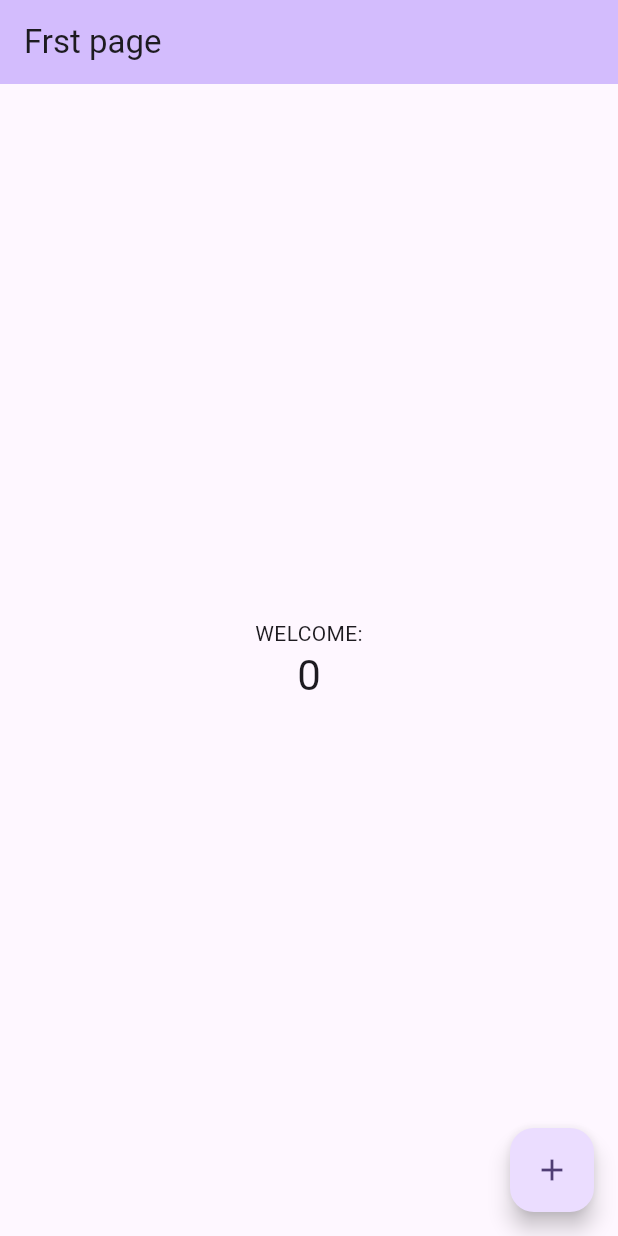
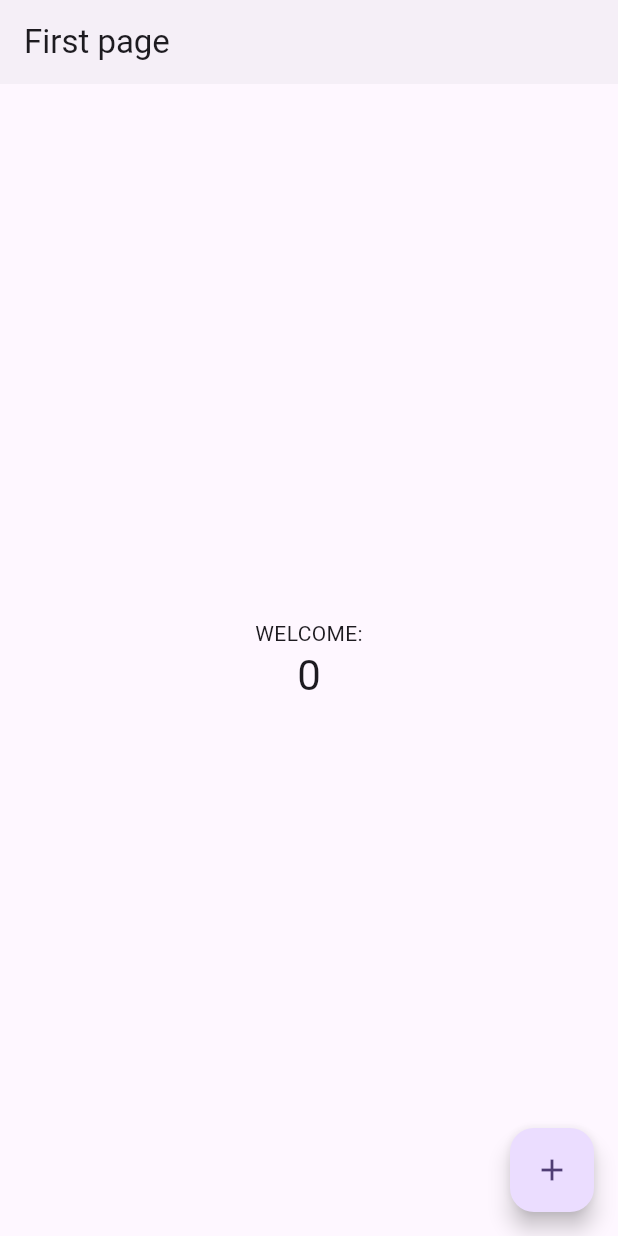
Before and after one commit to Tejasriram944/flutter-dev, a Flutter app: the screen it shows after launch, on a phone screen of 412 x 824 dp. Run offline on Flutter 3.47's test engine with Material 3 defaults, Android fonts, the light colour scheme and no system bars.

Commit message:
new changes

```diff
--- a/lib/main.dart
+++ b/lib/main.dart
@@ -31,7 +31,7 @@ class MyApp extends StatelessWidget {
         colorScheme: ColorScheme.fromSeed(seedColor: Colors.deepPurple),
         useMaterial3: true,
       ),
-      home: const MyHomePage(title: 'Frst page'),
+      home: const MyHomePage(title: 'First page'),
     );
   }
 }
@@ -81,7 +81,7 @@ class _MyHomePageState extends State<MyHomePage> {
         // TRY THIS: Try changing the color here to a specific color (to
         // Colors.amber, perhaps?) and trigger a hot reload to see the AppBar
         // change color while the other colors stay the same.
-        backgroundColor: Theme.of(context).colorScheme.inversePrimary,
+        backgroundColor: Theme.of(context).colorScheme.onInverseSurface,
         // Here we take the value from the MyHomePage object that was created by
         // the App.build method, and use it to set our appbar title.
         title: Text(widget.title),
```
Also changed, not shown: 1 other file.
